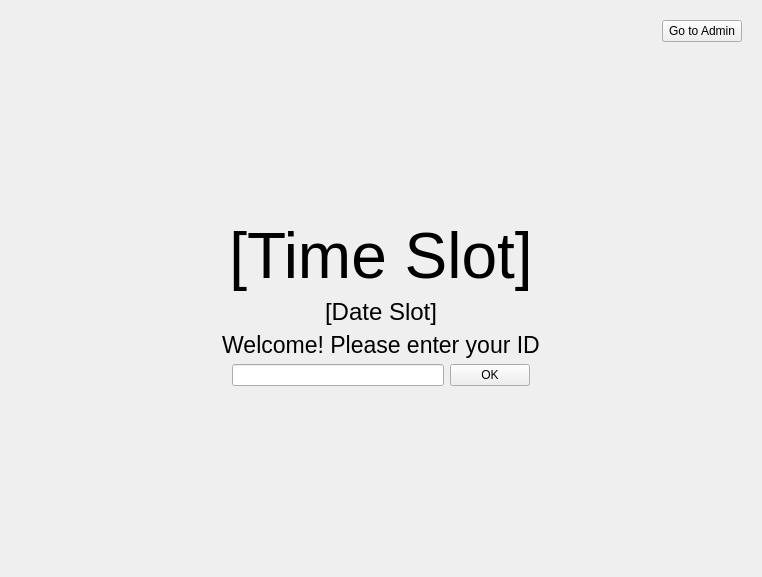
Above: terminalwidget.ui from mujeeb11503051/ClinicTimeManager before the change. Below: the same form after it.
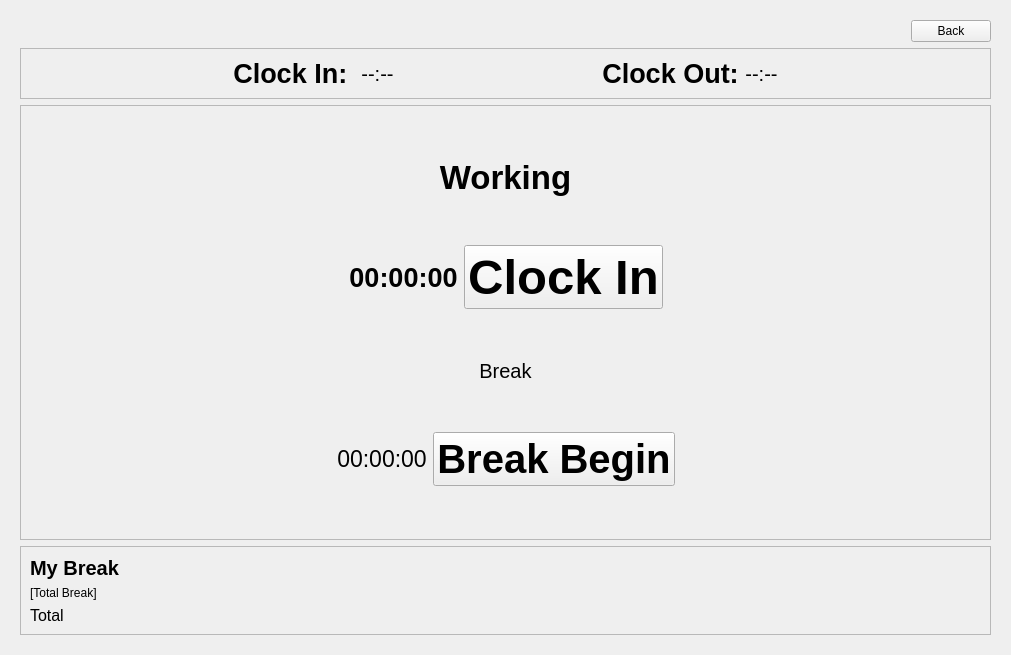
That is the form after the change. The open tabs and pages were chosen to show the change.

Commit message: Add live clock and date to terminal input page, modified the ui of the page 2 terminal

```diff
--- a/terminalwidget.ui
+++ b/terminalwidget.ui
@@ -2,12 +2,15 @@
 <ui version="4.0">
  <class>TerminalWidget</class>
  <widget class="QWidget" name="TerminalWidget">
+  <property name="enabled">
+   <bool>true</bool>
+  </property>
   <property name="geometry">
    <rect>
     <x>0</x>
     <y>0</y>
-    <width>762</width>
-    <height>577</height>
+    <width>1011</width>
+    <height>655</height>
    </rect>
   </property>
   <property name="windowTitle">
@@ -158,7 +161,451 @@
        </item>
       </layout>
      </widget>
-     <widget class="QWidget" name="page_2"/>
+     <widget class="QWidget" name="pageAction">
+      <layout class="QVBoxLayout" name="verticalLayout_5">
+       <item>
+        <layout class="QHBoxLayout" name="horizontalLayout_5">
+         <item>
+          <spacer name="horizontalSpacer_4">
+           <property name="orientation">
+            <enum>Qt::Orientation::Horizontal</enum>
+           </property>
+           <property name="sizeHint" stdset="0">
+            <size>
+             <width>40</width>
+             <height>20</height>
+            </size>
+           </property>
+          </spacer>
+         </item>
+         <item>
+          <widget class="QPushButton" name="btnBack">
+           <property name="text">
+            <string>Back</string>
+           </property>
+          </widget>
+         </item>
+        </layout>
+       </item>
+       <item>
+        <widget class="QFrame" name="frame_4">
+         <property name="frameShape">
+          <enum>QFrame::Shape::StyledPanel</enum>
+         </property>
+         <property name="frameShadow">
+          <enum>QFrame::Shadow::Raised</enum>
+         </property>
+         <layout class="QHBoxLayout" name="horizontalLayout_10">
+          <item>
+           <layout class="QHBoxLayout" name="horizontalLayout_6">
+            <item>
+             <spacer name="horizontalSpacer_8">
+              <property name="orientation">
+               <enum>Qt::Orientation::Horizontal</enum>
+              </property>
+              <property name="sizeHint" stdset="0">
+               <size>
+                <width>40</width>
+                <height>20</height>
+               </size>
+              </property>
+             </spacer>
+            </item>
+            <item>
+             <widget class="QLabel" name="lblClockInTitle">
+              <property name="font">
+               <font>
+                <pointsize>20</pointsize>
+                <bold>true</bold>
+               </font>
+              </property>
+              <property name="text">
+               <string>Clock In: </string>
+              </property>
+              <property name="alignment">
+               <set>Qt::AlignmentFlag::AlignCenter</set>
+              </property>
+             </widget>
+            </item>
+            <item>
+             <widget class="QLabel" name="lblClockInTime">
+              <property name="font">
+               <font>
+                <pointsize>15</pointsize>
+               </font>
+              </property>
+              <property name="text">
+               <string>--:--</string>
+              </property>
+              <property name="alignment">
+               <set>Qt::AlignmentFlag::AlignCenter</set>
+              </property>
+             </widget>
+            </item>
+            <item>
+             <spacer name="horizontalSpacer_5">
+              <property name="orientation">
+               <enum>Qt::Orientation::Horizontal</enum>
+              </property>
+              <property name="sizeHint" stdset="0">
+               <size>
+                <width>40</width>
+                <height>20</height>
+               </size>
+              </property>
+             </spacer>
+            </item>
+            <item>
+             <widget class="QLabel" name="lblClockOutTitle">
+              <property name="font">
+               <font>
+                <pointsize>20</pointsize>
+                <bold>true</bold>
+               </font>
+              </property>
+              <property name="text">
+               <string>Clock Out:</string>
+              </property>
+              <property name="alignment">
+               <set>Qt::AlignmentFlag::AlignCenter</set>
+              </property>
+             </widget>
+            </item>
+            <item>
+             <widget class="QLabel" name="lblClockOutTime">
+              <property name="font">
+               <font>
+                <pointsize>15</pointsize>
+               </font>
+              </property>
+              <property name="text">
+               <string>--:--</string>
+              </property>
+              <property name="alignment">
+               <set>Qt::AlignmentFlag::AlignCenter</set>
+              </property>
+             </widget>
+            </item>
+            <item>
+             <spacer name="horizontalSpacer_9">
+              <property name="orientation">
+               <enum>Qt::Orientation::Horizontal</enum>
+              </property>
+              <property name="sizeHint" stdset="0">
+               <size>
+                <width>40</width>
+                <height>20</height>
+               </size>
+              </property>
+             </spacer>
+            </item>
+           </layout>
+          </item>
+         </layout>
+        </widget>
+       </item>
+       <item>
+        <layout class="QHBoxLayout" name="horizontalLayout_7">
+         <item>
+          <layout class="QVBoxLayout" name="verticalLayout_3">
+           <item>
+            <widget class="QFrame" name="frame">
+             <property name="frameShape">
+              <enum>QFrame::Shape::StyledPanel</enum>
+             </property>
+             <property name="frameShadow">
+              <enum>QFrame::Shadow::Raised</enum>
+             </property>
+             <layout class="QVBoxLayout" name="verticalLayout_6">
+              <item>
+               <spacer name="verticalSpacer_5">
+                <property name="orientation">
+                 <enum>Qt::Orientation::Vertical</enum>
+                </property>
+                <property name="sizeHint" stdset="0">
+                 <size>
+                  <width>20</width>
+                  <height>40</height>
+                 </size>
+                </property>
+               </spacer>
+              </item>
+              <item>
+               <widget class="QLabel" name="label_8">
+                <property name="font">
+                 <font>
+                  <pointsize>25</pointsize>
+                  <bold>true</bold>
+                 </font>
+                </property>
+                <property name="text">
+                 <string>Working</string>
+                </property>
+                <property name="alignment">
+                 <set>Qt::AlignmentFlag::AlignCenter</set>
+                </property>
+               </widget>
+              </item>
+              <item>
+               <spacer name="verticalSpacer_9">
+                <property name="orientation">
+                 <enum>Qt::Orientation::Vertical</enum>
+                </property>
+                <property name="sizeHint" stdset="0">
+                 <size>
+                  <width>20</width>
+                  <height>40</height>
+                 </size>
+                </property>
+               </spacer>
+              </item>
+              <item>
+               <layout class="QHBoxLayout" name="horizontalLayout_2">
+                <item>
+                 <spacer name="horizontalSpacer_6">
+                  <property name="orientation">
+                   <enum>Qt::Orientation::Horizontal</enum>
+                  </property>
+                  <property name="sizeHint" stdset="0">
+                   <size>
+                    <width>40</width>
+                    <height>20</height>
+                   </size>
+                  </property>
+                 </spacer>
+                </item>
+                <item>
+                 <widget class="QLabel" name="lblWorkTimer">
+                  <property name="font">
+                   <font>
+                    <pointsize>20</pointsize>
+                    <bold>true</bold>
+                   </font>
+                  </property>
+                  <property name="text">
+                   <string>00:00:00</string>
+                  </property>
+                  <property name="alignment">
+                   <set>Qt::AlignmentFlag::AlignCenter</set>
+                  </property>
+                 </widget>
+                </item>
+                <item>
+                 <widget class="QPushButton" name="btnClockStartStop">
+                  <property name="font">
+                   <font>
+                    <pointsize>37</pointsize>
+                    <bold>true</bold>
+                   </font>
+                  </property>
+                  <property name="text">
+                   <string>Clock In</string>
+                  </property>
+                 </widget>
+                </item>
+                <item>
+                 <spacer name="horizontalSpacer_7">
+                  <property name="orientation">
+                   <enum>Qt::Orientation::Horizontal</enum>
+                  </property>
+                  <property name="sizeHint" stdset="0">
+                   <size>
+                    <width>40</width>
+                    <height>20</height>
+                   </size>
+                  </property>
+                 </spacer>
+                </item>
+               </layout>
+              </item>
+              <item>
+               <spacer name="verticalSpacer_6">
+                <property name="orientation">
+                 <enum>Qt::Orientation::Vertical</enum>
+                </property>
+                <property name="sizeHint" stdset="0">
+                 <size>
+                  <width>20</width>
+                  <height>40</height>
+                 </size>
+                </property>
+               </spacer>
+              </item>
+              <item>
+               <widget class="QLabel" name="label_9">
+                <property name="font">
+                 <font>
+                  <pointsize>15</pointsize>
+                  <bold>false</bold>
+                 </font>
+                </property>
+                <property name="text">
+                 <string>Break</string>
+                </property>
+                <property name="alignment">
+                 <set>Qt::AlignmentFlag::AlignCenter</set>
+                </property>
+               </widget>
+              </item>
+              <item>
+               <spacer name="verticalSpacer_3">
+                <property name="orientation">
+                 <enum>Qt::Orientation::Vertical</enum>
+                </property>
+                <property name="sizeHint" stdset="0">
+                 <size>
+                  <width>20</width>
+                  <height>40</height>
+                 </size>
+                </property>
+               </spacer>
+              </item>
+              <item>
+               <layout class="QHBoxLayout" name="horizontalLayout_4">
+                <item>
+                 <spacer name="horizontalSpacer_11">
+                  <property name="orientation">
+                   <enum>Qt::Orientation::Horizontal</enum>
+                  </property>
+                  <property name="sizeHint" stdset="0">
+                   <size>
+                    <width>40</width>
+                    <height>20</height>
+                   </size>
+                  </property>
+                 </spacer>
+                </item>
+                <item>
+                 <widget class="QLabel" name="lblBreakTimer">
+                  <property name="font">
+                   <font>
+                    <pointsize>17</pointsize>
+                    <bold>false</bold>
+                   </font>
+                  </property>
+                  <property name="text">
+                   <string>00:00:00</string>
+                  </property>
+                  <property name="alignment">
+                   <set>Qt::AlignmentFlag::AlignCenter</set>
+                  </property>
+                 </widget>
+                </item>
+                <item>
+                 <widget class="QPushButton" name="btnBreakStartStop">
+                  <property name="font">
+                   <font>
+                    <pointsize>30</pointsize>
+                    <bold>true</bold>
+                   </font>
+                  </property>
+                  <property name="text">
+                   <string>Break Begin</string>
+                  </property>
+                 </widget>
+                </item>
+                <item>
+                 <spacer name="horizontalSpacer_12">
+                  <property name="orientation">
+                   <enum>Qt::Orientation::Horizontal</enum>
+                  </property>
+                  <property name="sizeHint" stdset="0">
+                   <size>
+                    <width>40</width>
+                    <height>20</height>
+                   </size>
+                  </property>
+                 </spacer>
+                </item>
+               </layout>
+              </item>
+              <item>
+               <spacer name="verticalSpacer_4">
+                <property name="orientation">
+                 <enum>Qt::Orientation::Vertical</enum>
+                </property>
+                <property name="sizeHint" stdset="0">
+                 <size>
+                  <width>20</width>
+                  <height>40</height>
+                 </size>
+                </property>
+               </spacer>
+              </item>
+             </layout>
+            </widget>
+           </item>
+          </layout>
+         </item>
+        </layout>
+       </item>
+       <item>
+        <widget class="QFrame" name="frame_3">
+         <property name="frameShape">
+          <enum>QFrame::Shape::StyledPanel</enum>
+         </property>
+         <property name="frameShadow">
+          <enum>QFrame::Shadow::Raised</enum>
+         </property>
+         <layout class="QHBoxLayout" name="horizontalLayout_9">
+          <item>
+           <layout class="QHBoxLayout" name="horizontalLayout_8">
+            <item>
+             <layout class="QVBoxLayout" name="verticalLayout_4">
+              <item>
+               <widget class="QLabel" name="label">
+                <property name="font">
+                 <font>
+                  <pointsize>15</pointsize>
+                  <bold>true</bold>
+                 </font>
+                </property>
+                <property name="text">
+                 <string>My Break</string>
+                </property>
+               </widget>
+              </item>
+              <item>
+               <widget class="QLabel" name="label_2">
+                <property name="text">
+                 <string>[Total Break]</string>
+                </property>
+               </widget>
+              </item>
+              <item>
+               <widget class="QLabel" name="label_3">
+                <property name="font">
+                 <font>
+                  <pointsize>12</pointsize>
+                 </font>
+                </property>
+                <property name="text">
+                 <string>Total</string>
+                </property>
+               </widget>
+              </item>
+             </layout>
+            </item>
+            <item>
+             <spacer name="horizontalSpacer_10">
+              <property name="orientation">
+               <enum>Qt::Orientation::Horizontal</enum>
+              </property>
+              <property name="sizeHint" stdset="0">
+               <size>
+                <width>40</width>
+                <height>20</height>
+               </size>
+              </property>
+             </spacer>
+            </item>
+           </layout>
+          </item>
+         </layout>
+        </widget>
+       </item>
+      </layout>
+     </widget>
     </widget>
    </item>
   </layout>
```
Left out of the diff: 2 changed lines with no effect on the pictures. The commit also changes 3 other files.
